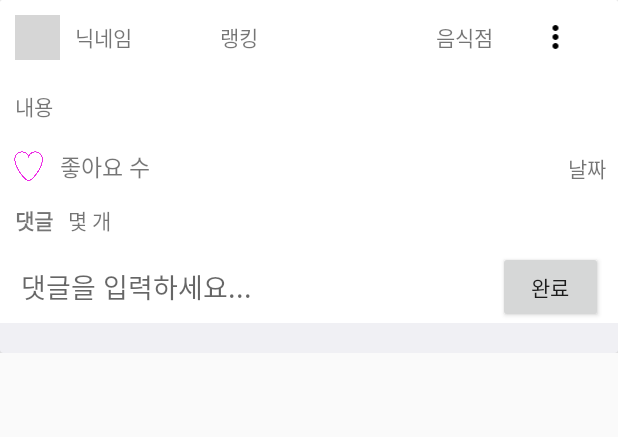
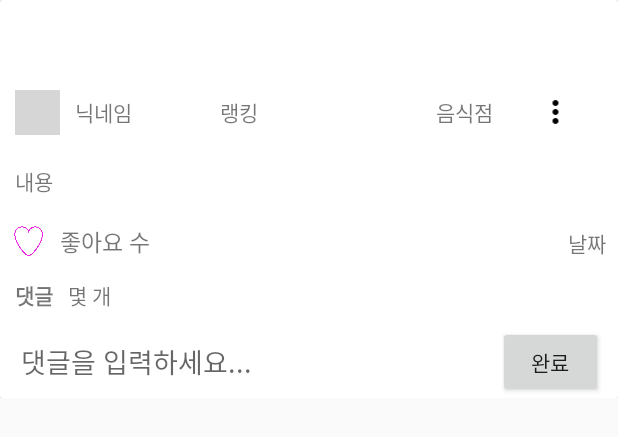
Before and after one commit to rotmdwo/ReviewApp, an Android app: the layout status_item.xml on its own in the app's theme, with its tools: preview values and no code run, on a phone screen of 412 x 824 dp. Shown: the top 437 px of the screen. Run offline under Robolectric (Android 15) with nearby library versions, the phone set to English and light mode, and no system bars; grey boxes are pictures that could not be loaded.

Commit message:
수정: xml 파일 이름 변경 및 디자인 변경

```diff
--- a/app/src/main/java/org/techtown/reviewapp/post/PostAdapter.java
+++ b/app/src/main/java/org/techtown/reviewapp/post/PostAdapter.java
@@ -274,7 +274,7 @@ public class PostAdapter extends RecyclerView.Adapter<RecyclerView.ViewHolder> {
         if(viewType == REVIEW) {
             return new ReviewViewHolder(LayoutInflater.from(context).inflate(R.layout.review_item, parent,false));
         } else if(viewType == STATUS) {
-            return new ReviewViewHolder(LayoutInflater.from(context).inflate(R.layout.no_picture_status_item, parent,false));
+            return new ReviewViewHolder(LayoutInflater.from(context).inflate(R.layout.status_item, parent,false));
         } else if(viewType == COMMENT) {
             return new CommentViewHolder(LayoutInflater.from(context).inflate(R.layout.comment_item, parent,false));
         }
--- a/app/src/main/res/layout/no_picture_status_item.xml
+++ b/app/src/main/res/layout/status_item.xml
@@ -7,13 +7,13 @@
 
     <androidx.cardview.widget.CardView
         android:layout_width="match_parent"
-        android:layout_height="wrap_content"
-        >
+        android:layout_height="wrap_content">
 
         <LinearLayout
             android:layout_width="match_parent"
             android:layout_height="match_parent"
-            android:orientation="vertical">
+            android:orientation="vertical"
+            android:layout_marginTop="50dp">
 
             <LinearLayout
                 android:layout_width="match_parent"
@@ -177,12 +177,6 @@
 
             </LinearLayout>
 
-            <TextView
-                android:id="@+id/textView2"
-                android:layout_width="match_parent"
-                android:layout_height="20dp"
-                android:background="#228C92AC"/>
-
         </LinearLayout>
 
     </androidx.cardview.widget.CardView>
```
Also changed, not shown: app/src/main/res/layout/review_item.xml (+3 -9 lines).
